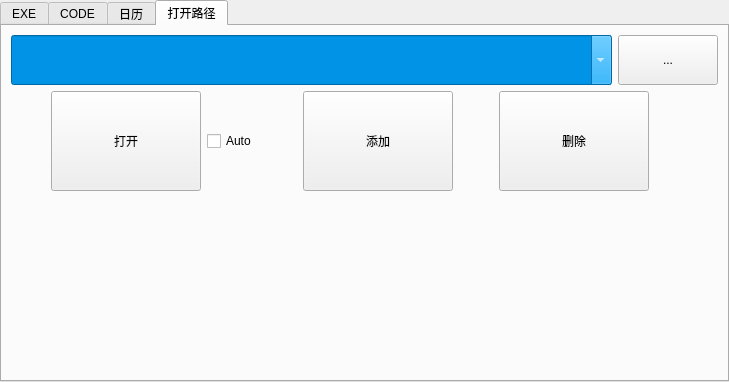
First picture: the form in auto_c_code/toolstabwidget.ui, repository yjduoduo/auto_c_code, before the edit.
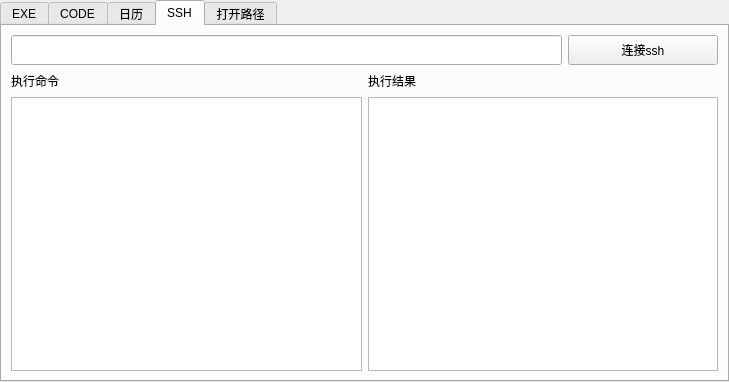
Second picture: the form after the edit.

```diff
--- a/auto_c_code/toolstabwidget.ui
+++ b/auto_c_code/toolstabwidget.ui
@@ -246,6 +246,84 @@
     </item>
    </layout>
   </widget>
+  <widget class="QWidget" name="tab_3">
+   <attribute name="title">
+    <string>SSH</string>
+   </attribute>
+   <layout class="QGridLayout" name="gridLayout_5">
+    <item row="0" column="0">
+     <layout class="QVBoxLayout" name="verticalLayout">
+      <item>
+       <layout class="QHBoxLayout" name="horizontalLayout_3">
+        <item>
+         <widget class="QLineEdit" name="lineEdit_hostip">
+          <property name="minimumSize">
+           <size>
+            <width>0</width>
+            <height>30</height>
+           </size>
+          </property>
+         </widget>
+        </item>
+        <item>
+         <widget class="QPushButton" name="pushButton_connectssh">
+          <property name="minimumSize">
+           <size>
+            <width>150</width>
+            <height>30</height>
+           </size>
+          </property>
+          <property name="text">
+           <string>连接ssh</string>
+          </property>
+         </widget>
+        </item>
+       </layout>
+      </item>
+      <item>
+       <layout class="QHBoxLayout" name="horizontalLayout_4">
+        <item>
+         <widget class="QLabel" name="label">
+          <property name="minimumSize">
+           <size>
+            <width>0</width>
+            <height>20</height>
+           </size>
+          </property>
+          <property name="text">
+           <string>执行命令</string>
+          </property>
+         </widget>
+        </item>
+        <item>
+         <widget class="QLabel" name="label_2">
+          <property name="minimumSize">
+           <size>
+            <width>0</width>
+            <height>20</height>
+           </size>
+          </property>
+          <property name="text">
+           <string>执行结果</string>
+          </property>
+         </widget>
+        </item>
+       </layout>
+      </item>
+      <item>
+       <layout class="QHBoxLayout" name="horizontalLayout_5">
+        <item>
+         <widget class="QTextEdit" name="textEdit_execcmd"/>
+        </item>
+        <item>
+         <widget class="QTextEdit" name="textEdit_showresult"/>
+        </item>
+       </layout>
+      </item>
+     </layout>
+    </item>
+   </layout>
+  </widget>
   <widget class="QWidget" name="tab_2">
    <attribute name="title">
     <string>打开路径</string>
```
